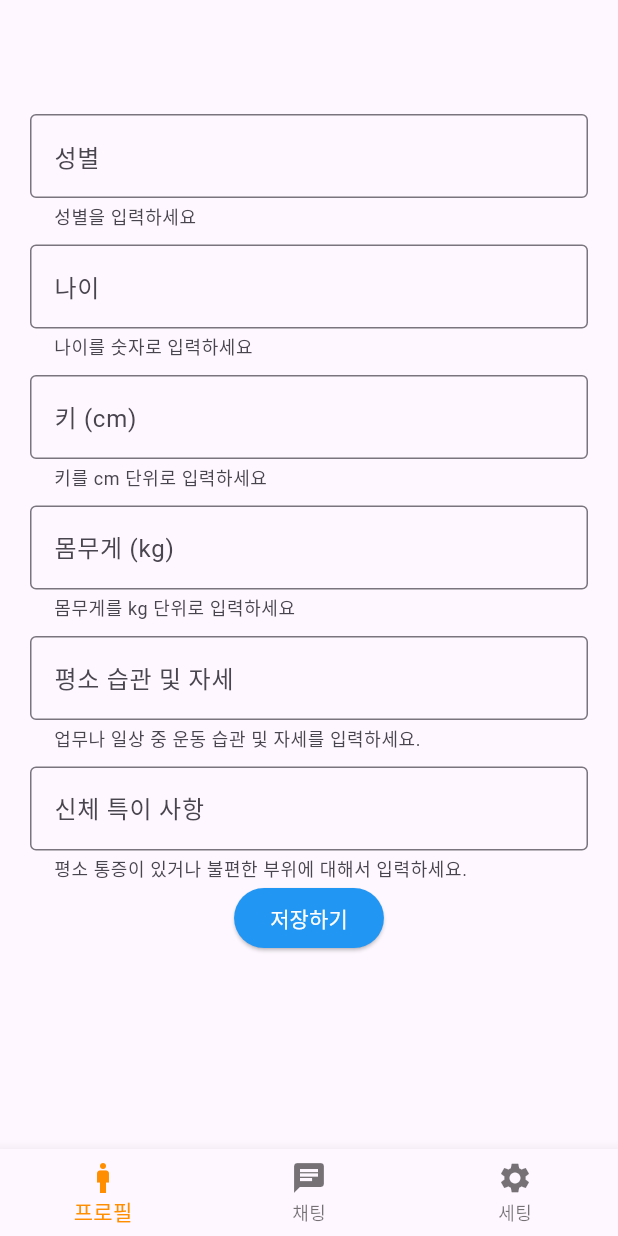
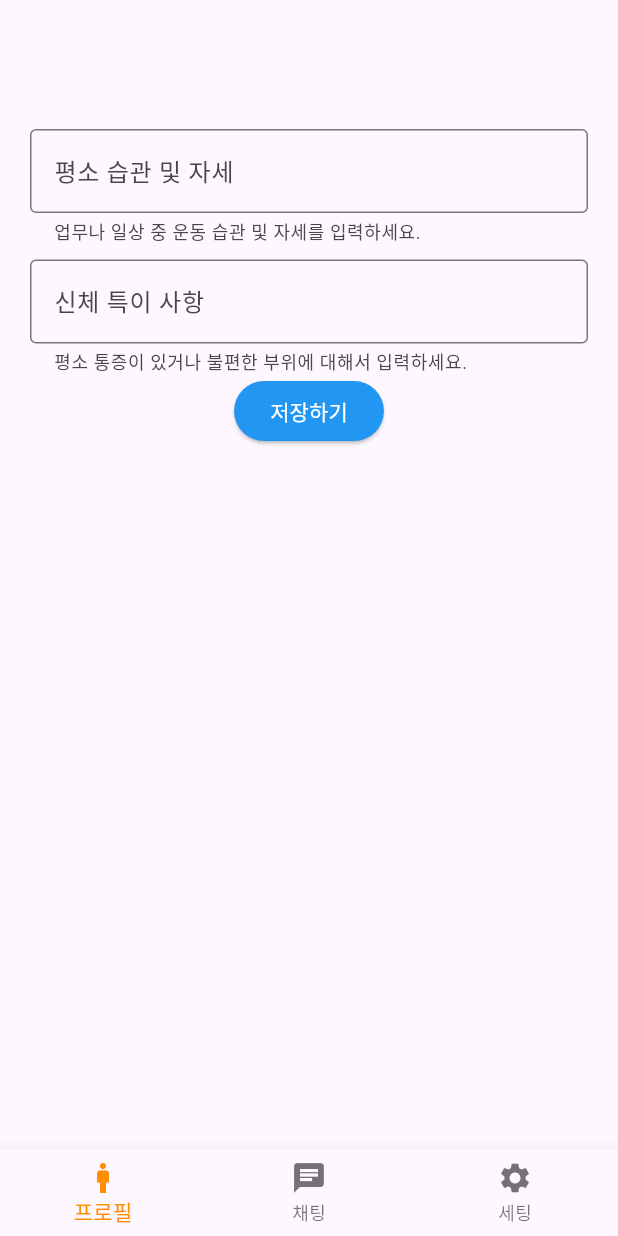
Before and after one commit to jae-yong-2/my_research, a Flutter app: the screen it shows after launch, on a phone screen of 412 x 824 dp. Run offline on Flutter 3.47's test engine with Material 3 defaults, Android fonts, the phone set to English and light mode, and no system bars; our stand-ins replace dash_chat_2, flutter_local_notifications; missing offline and left inert: chat_gpt_sdk, flutter_foreground_service, flutter_foreground_task.

Commit message:
:lipstick: 나이 성별 등등 삭제

```diff
--- a/lib/profile.dart
+++ b/lib/profile.dart
@@ -10,41 +10,7 @@ class Profile extends StatelessWidget {
       child: Scaffold(
         body: Column(
           children: [
-            TextFormField(
-              decoration: InputDecoration(
-                labelText: '성별',
-                helperText: '성별을 입력하세요',
-                border: OutlineInputBorder(), // 테두리 스타일 적용
-              ),
-            ),
             SizedBox(height: 10), // 여백 추가
-            TextFormField(
-              decoration: InputDecoration(
-                labelText: '나이',
-                helperText: '나이를 숫자로 입력하세요',
-                border: OutlineInputBorder(),
-              ),
-              keyboardType: TextInputType.number,
-            ),
-            SizedBox(height: 10),
-            TextFormField(
-              decoration: InputDecoration(
-                labelText: '키 (cm)',
-                helperText: '키를 cm 단위로 입력하세요',
-                border: OutlineInputBorder(),
-              ),
-              keyboardType: TextInputType.number,
-            ),
-            SizedBox(height: 10),
-            TextFormField(
-              decoration: InputDecoration(
-                labelText: '몸무게 (kg)',
-                helperText: '몸무게를 kg 단위로 입력하세요',
-                border: OutlineInputBorder(),
-              ),
-              keyboardType: TextInputType.number,
-            ),
-            SizedBox(height: 10),
             TextFormField(
               decoration: InputDecoration(
                 labelText: '평소 습관 및 자세',
```
